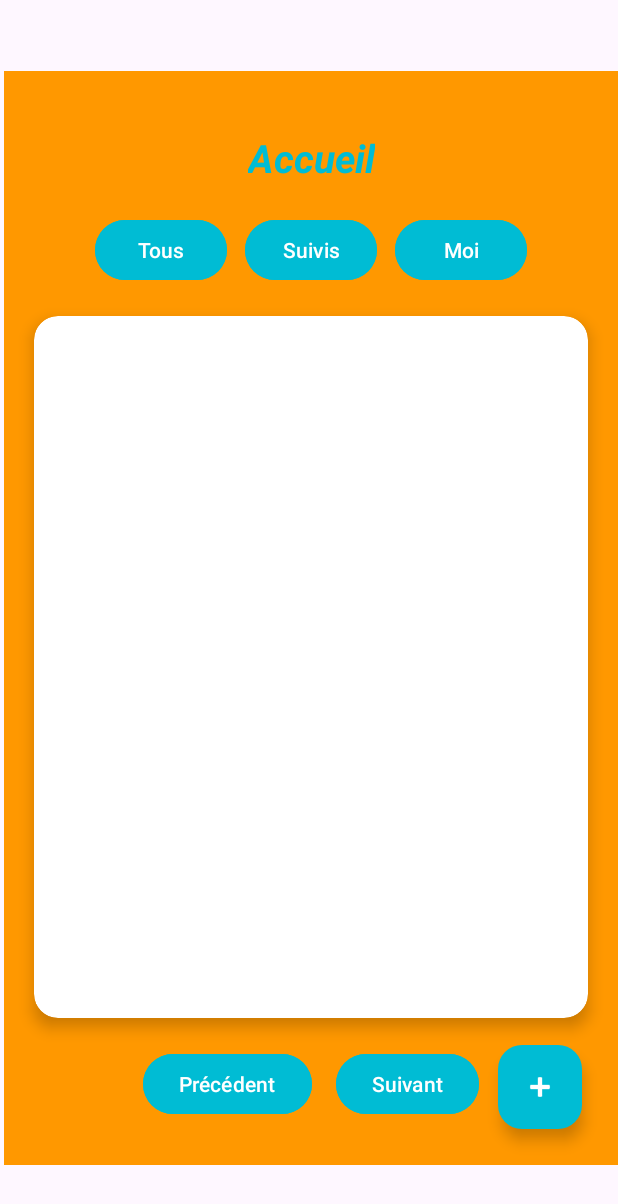
After one commit to Andrei-C07/PETITS-GAZOUILLIS, an Android app: the HomeFragment screen opened through its navigation route, on a phone screen of 412 x 824 dp. The commit adds this screen. Shown: the top 1204 px of the screen. Run offline under Robolectric (Android 15) with nearby library versions, the phone set to English and light mode, and no system bars.

Commit message:
Feature: Added home fragment, login navs to home fragment

```diff
--- a/app/build.gradle.kts
+++ b/app/build.gradle.kts
@@ -35,6 +35,9 @@ android {
     kotlinOptions {
         jvmTarget = "11"
     }
+    buildFeatures{
+        viewBinding = true
+    }
 }
 
 dependencies {
--- /dev/null
+++ b/app/src/main/java/cgodin/qc/ca/petitgazouillis/HomeFragment.kt
@@ -0,0 +1,68 @@
+package cgodin.qc.ca.petitgazouillis
+
+import android.os.Bundle
+import androidx.fragment.app.Fragment
+import android.view.LayoutInflater
+import android.view.View
+import android.view.ViewGroup
+import androidx.recyclerview.widget.LinearLayoutManager
+import cgodin.qc.ca.petitgazouillis.databinding.FragmentHomeBinding
+import cgodin.qc.ca.petitgazouillis.ui.PostAdapter
+
+
+class HomeFragment : Fragment() {
+
+    private var _binding: FragmentHomeBinding? = null
+    private val binding get() = _binding!!
+
+    private lateinit var adapter: PostAdapter
+
+    override fun onCreateView(
+        inflater: LayoutInflater,
+        container: ViewGroup?,
+        savedInstanceState: Bundle?
+    ): View {
+        _binding = FragmentHomeBinding.inflate(inflater, container, false)
+        return binding.root
+    }
+
+    override fun onViewCreated(view: View, savedInstanceState: Bundle?) {
+        super.onViewCreated(view, savedInstanceState)
+        setupRecyclerView()
+
+        binding.btnFilterAll.setOnClickListener {
+            // TODO: ViewModel.loadPosts("all")
+        }
+
+        binding.btnFilterFollowed.setOnClickListener {
+            // TODO: ViewModel.loadPosts("followed")
+        }
+
+        binding.btnFilterMine.setOnClickListener {
+            // TODO: ViewModel.loadPosts("me")
+        }
+
+        binding.btnNext.setOnClickListener {
+            // TODO: ViewModel.nextPage()
+        }
+
+        binding.btnPrev.setOnClickListener {
+            // TODO: ViewModel.prevPage()
+        }
+
+        binding.fabCreatePost.setOnClickListener {
+            // TODO: navigate to CreatePostFragment
+        }
+    }
+
+    private fun setupRecyclerView() {
+        adapter = PostAdapter()
+        binding.recyclerViewPosts.layoutManager = LinearLayoutManager(requireContext())
+        binding.recyclerViewPosts.adapter = adapter
+    }
+
+    override fun onDestroyView() {
+        super.onDestroyView()
+        _binding = null
+    }
+}
--- a/app/src/main/java/cgodin/qc/ca/petitgazouillis/LoginFragment.kt
+++ b/app/src/main/java/cgodin/qc/ca/petitgazouillis/LoginFragment.kt
@@ -9,6 +9,7 @@ import android.widget.Button
 import android.widget.EditText
 import android.widget.Toast
 import androidx.lifecycle.ViewModelProvider
+import androidx.navigation.fragment.findNavController
 import cgodin.qc.ca.petitgazouillis.data.api.RetrofitClient
 import cgodin.qc.ca.petitgazouillis.data.repository.AuthRepository
 import cgodin.qc.ca.petitgazouillis.data.session.SessionManager
@@ -65,7 +66,7 @@ class LoginFragment : Fragment() {
                     Toast.makeText(requireContext(), "Connexion réussie", Toast.LENGTH_SHORT).show()
 
                     // NAVIGATE TO HOME/FEED
-                    //findNavController().navigate(R.id)
+                    findNavController().navigate(R.id.action_loginFragment_to_homeFragment)
                 }
 
                 is Resource.Error -> {
--- /dev/null
+++ b/app/src/main/res/layout/fragment_home.xml
@@ -0,0 +1,116 @@
+<?xml version="1.0" encoding="utf-8"?>
+<androidx.constraintlayout.widget.ConstraintLayout
+    xmlns:android="http://schemas.android.com/apk/res/android"
+    xmlns:app="http://schemas.android.com/apk/res-auto"
+    android:layout_width="match_parent"
+    android:layout_height="match_parent"
+    android:background="#FF9800">
+
+    <TextView
+        android:id="@+id/homeTitle"
+        android:layout_width="wrap_content"
+        android:layout_height="wrap_content"
+        android:text="Accueil"
+        android:textColor="#00BCD4"
+        android:textSize="26sp"
+        android:textStyle="bold|italic"
+        app:layout_constraintTop_toTopOf="parent"
+        app:layout_constraintStart_toStartOf="parent"
+        app:layout_constraintEnd_toEndOf="parent"
+        android:layout_marginTop="40dp" />
+
+    <LinearLayout
+        android:id="@+id/filterBar"
+        android:orientation="horizontal"
+        android:layout_width="wrap_content"
+        android:layout_height="wrap_content"
+        android:gravity="center"
+        app:layout_constraintTop_toBottomOf="@id/homeTitle"
+        app:layout_constraintStart_toStartOf="parent"
+        app:layout_constraintEnd_toEndOf="parent"
+        android:layout_marginTop="20dp">
+
+        <Button
+            android:id="@+id/btnFilterAll"
+            android:layout_width="wrap_content"
+            android:layout_height="wrap_content"
+            android:text="Tous"
+            android:backgroundTint="#00BCD4" />
+
+        <Button
+            android:id="@+id/btnFilterFollowed"
+            android:layout_width="wrap_content"
+            android:layout_height="wrap_content"
+            android:text="Suivis"
+            android:layout_marginStart="12dp"
+            android:backgroundTint="#00BCD4" />
+
+        <Button
+            android:id="@+id/btnFilterMine"
+            android:layout_width="wrap_content"
+            android:layout_height="wrap_content"
+            android:text="Moi"
+            android:layout_marginStart="12dp"
+            android:backgroundTint="#00BCD4" />
+    </LinearLayout>
+
+    <androidx.cardview.widget.CardView
+        android:id="@+id/cardListContainer"
+        android:layout_width="0dp"
+        android:layout_height="0dp"
+        android:layout_margin="20dp"
+        app:cardCornerRadius="16dp"
+        app:cardElevation="6dp"
+        app:layout_constraintTop_toBottomOf="@+id/filterBar"
+        app:layout_constraintBottom_toTopOf="@+id/paginationBar"
+        app:layout_constraintStart_toStartOf="parent"
+        app:layout_constraintEnd_toEndOf="parent">
+
+        <androidx.recyclerview.widget.RecyclerView
+            android:id="@+id/recyclerViewPosts"
+            android:layout_width="match_parent"
+            android:layout_height="match_parent"
+            android:padding="12dp" />
+
+    </androidx.cardview.widget.CardView>
+
+    <LinearLayout
+        android:id="@+id/paginationBar"
+        android:layout_width="wrap_content"
+        android:layout_height="wrap_content"
+        android:orientation="horizontal"
+        android:gravity="center"
+        app:layout_constraintBottom_toBottomOf="parent"
+        app:layout_constraintStart_toStartOf="parent"
+        app:layout_constraintEnd_toEndOf="parent"
+        android:layout_marginBottom="30dp">
+
+        <Button
+            android:id="@+id/btnPrev"
+            android:layout_width="wrap_content"
+            android:layout_height="wrap_content"
+            android:text="Précédent"
+            android:backgroundTint="#00BCD4" />
+
+        <Button
+            android:id="@+id/btnNext"
+            android:layout_width="wrap_content"
+            android:layout_height="wrap_content"
+            android:text="Suivant"
+            android:layout_marginStart="16dp"
+            android:backgroundTint="#00BCD4" />
+    </LinearLayout>
+
+    <com.google.android.material.floatingactionbutton.FloatingActionButton
+        android:id="@+id/fabCreatePost"
+        android:layout_width="wrap_content"
+        android:layout_height="wrap_content"
+        android:src="@android:drawable/ic_input_add"
+        android:contentDescription="Créer un post"
+        app:tint="@android:color/white"
+        app:backgroundTint="#00BCD4"
+        app:layout_constraintEnd_toEndOf="parent"
+        app:layout_constraintBottom_toBottomOf="parent"
+        android:layout_margin="24dp" />
+
+</androidx.constraintlayout.widget.ConstraintLayout>
--- a/app/src/main/res/navigation/nav_graph.xml
+++ b/app/src/main/res/navigation/nav_graph.xml
@@ -8,5 +8,15 @@
         android:id="@+id/loginFragment"
         android:name="cgodin.qc.ca.petitgazouillis.LoginFragment"
         android:label="fragment_login"
-        tools:layout="@layout/fragment_login" />
+        tools:layout="@layout/fragment_login" >
+        <action
+            android:id="@+id/action_loginFragment_to_homeFragment"
+            app:destination="@id/homeFragment" />
+    </fragment>
+
+    <fragment
+        android:id="@+id/homeFragment"
+        android:name="cgodin.qc.ca.petitgazouillis.HomeFragment"
+        android:label="fragment_home"
+        tools:layout="@layout/fragment_home" />
 </navigation>
--- a/app/src/main/res/values/strings.xml
+++ b/app/src/main/res/values/strings.xml
@@ -3,4 +3,6 @@
     <string name="usernameHint">Nom d\'utilisateur</string>
     <string name="passwordHint">Mot de passe</string>
     <string name="txtConnect">Connexion</string>
+    <!-- TODO: Remove or change this placeholder text -->
+    <string name="hello_blank_fragment">Hello blank fragment</string>
 </resources>
```
Also changed, not shown: app/src/main/java/cgodin/qc/ca/petitgazouillis/data/models/PostModel.kt (added, +13 -0 lines), app/src/main/java/cgodin/qc/ca/petitgazouillis/ui/PostAdapter.kt (added, +40 -0 lines), app/src/main/res/layout/item_post.xml (added, +27 -0 lines).
